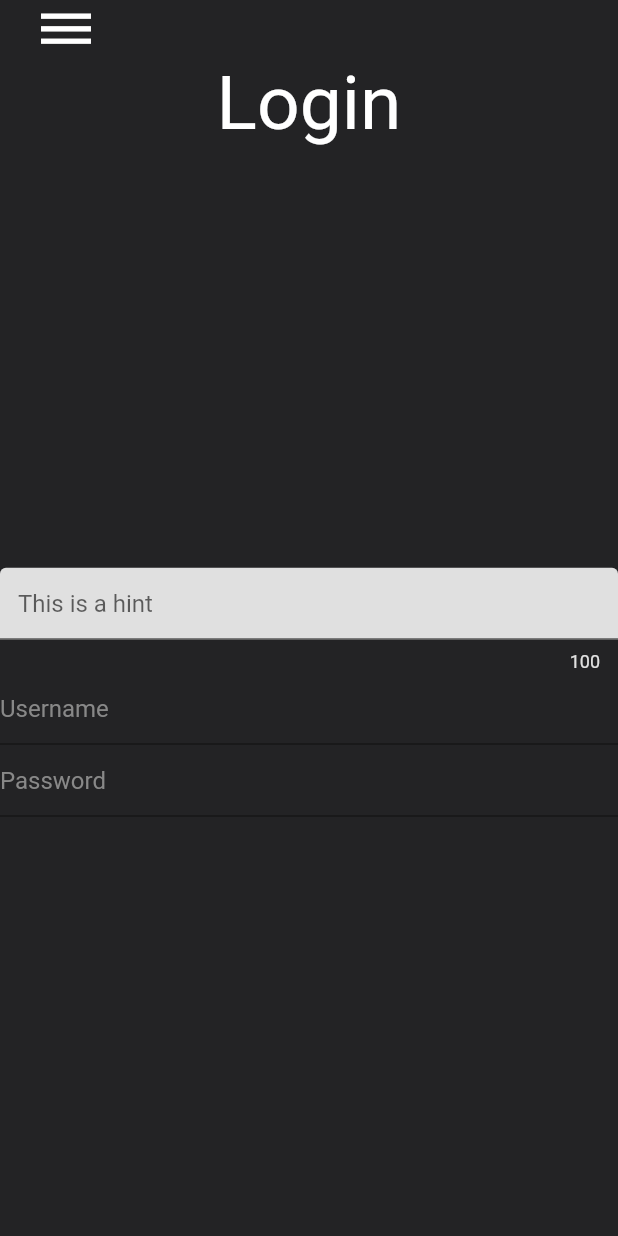
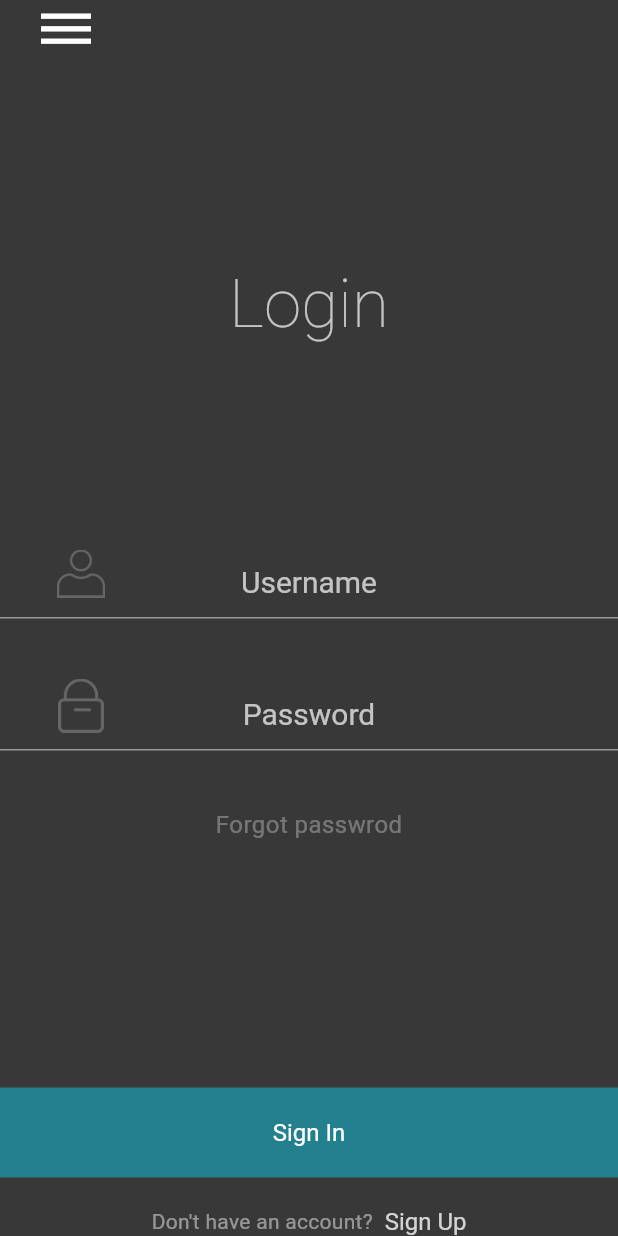
Before and after one commit to preston0769/Flutter-Practice, a Flutter app: the screen it shows after launch, after a tap on "Login Page", on a phone screen of 412 x 824 dp. Run offline on Flutter 3.47's test engine with Material 2 defaults, Android fonts, the phone set to English and light mode, and no system bars; our stand-ins replace font_awesome_flutter; missing offline and left inert: fluttery.

Commit message:
Complete caroselLayout and login page layout sample

```diff
--- a/Layouts/LayoutGallery/layout_gallery/lib/loginLayout.dart
+++ b/Layouts/LayoutGallery/layout_gallery/lib/loginLayout.dart
@@ -9,7 +9,7 @@ class _LoginLayoutState extends State<LoginLayout> {
   @override
   Widget build(BuildContext context) {
     return Material(
-      color: Color(0xFF232325),
+      color: Color(0xFF383838),
       child: SafeArea(
         child: Column(
           children: <Widget>[
@@ -17,6 +17,10 @@ class _LoginLayoutState extends State<LoginLayout> {
               padding: const EdgeInsets.only(left: 24.0),
               child: new Container(
                 alignment: Alignment(-1.0, 0.0),
+                child: InkWell(
+                  onTap: () {
+                    Navigator.pop(context);
+                  },
                   child: Icon(
                     Icons.dehaze,
                     color: Colors.white,
@@ -24,56 +28,132 @@ class _LoginLayoutState extends State<LoginLayout> {
                   ),
                 ),
               ),
-            SizedBox.shrink(
+            ),
+            Expanded(
+              flex: 1,
               child: Container(),
             ),
             Container(
                 child: Text(
               "Login",
-              style: TextStyle(color: Colors.white, fontSize: 50.0),
+              style: TextStyle(
+                  color: Colors.white.withAlpha(180),
+                  fontSize: 45.0,
+                  fontWeight: FontWeight.w200),
             )),
             Expanded(
+              flex: 1,
               child: Container(),
             ),
             Container(
               child: Column(
                 children: <Widget>[
-                  TextField(
-                    obscureText: true,
-                    onChanged: (String text) {},
-                    decoration: InputDecoration(
-                        counterText: "100",
-                        counterStyle: TextStyle(color: Colors.grey[300]),
-                        fillColor: Colors.grey[300],
-                        filled: true,
-                        hintText: "This is a hint"),
+                  TextInputWithIcon(
+                    iconWidget: ImageIcon(
+                      AssetImage("assets/icons/profile.png"),
+                      color: Colors.white.withAlpha(60),
                     ),
-                  TextFormField(
-                    decoration: InputDecoration(
                     hintText: "Username",
-                        hintStyle: TextStyle(color: Color(0xFF888888)),
-                        border: UnderlineInputBorder(
-                            borderSide: BorderSide(
-                                color: Color(0xFF999999),
-                                style: BorderStyle.solid,
-                                width: 1.0))),
                   ),
-                  TextFormField(
-                    decoration: InputDecoration(
+                  SizedBox(
+                    height: 40.0,
+                  ),
+                  TextInputWithIcon(
+                    iconWidget: ImageIcon(
+                      AssetImage("assets/icons/lock.png"),
+                      color: Colors.white.withAlpha(60),
+                    ),
                     hintText: "Password",
-                        hintStyle: TextStyle(color: Color(0xFF888888)),
-                        border: UnderlineInputBorder(
-                            borderSide: BorderSide(color: Color(0xFF999999)))),
-                  ),
+                  )
                 ],
               ),
             ),
+            Padding(
+              padding: const EdgeInsets.only(top: 40.0, bottom: 30.0),
+              child: Center(
+                  child: InkWell(
+                onTap: () {},
+                child: Text(
+                  "Forgot passwrod",
+                  style: TextStyle(
+                      color: Colors.white.withAlpha(80),
+                      fontSize: 16.0,
+                      letterSpacing: 0.3),
+                ),
+              )),
+            ),
             Expanded(
+              flex: 1,
               child: Container(),
             ),
+            InkWell(
+              onTap: () {},
+              child: Container(
+                width: double.infinity,
+                height: 60.0,
+                color: Color(0xAA19A4B9),
+                child: Center(
+                  child: Text("Sign In",
+                      style: TextStyle(fontSize: 16.0, color: Colors.white)),
+                ),
+              ),
+            ),
+            Center(
+              child: Padding(
+                padding: const EdgeInsets.only(top: 20.0),
+                child: Row(
+                  mainAxisSize: MainAxisSize.min,
+                  children: <Widget>[
+                    Text("Don't have an account?",
+                        style: TextStyle(
+                            fontSize: 14.0,
+                            color: Colors.white.withAlpha(120),
+                            letterSpacing: 0.2)),
+                    Text("  Sign Up",
+                        style: TextStyle(
+                            fontSize: 16.0,
+                            color: Colors.white.withAlpha(200))),
+                  ],
+                ),
+              ),
+            )
           ],
         ),
       ),
     );
   }
 }
+
+class TextInputWithIcon extends StatelessWidget {
+  final Widget iconWidget;
+  final String hintText;
+
+  TextInputWithIcon({this.iconWidget, this.hintText});
+  @override
+  Widget build(BuildContext context) {
+    return TextField(
+      onChanged: (String text) {},
+      cursorColor: Colors.white,
+      style: TextStyle(color: Colors.white, fontSize: 20.0),
+      //TODO Text align so far has problem from framework
+      textAlign: TextAlign.center,
+      decoration: InputDecoration(
+        hintText: hintText,
+        hintStyle: TextStyle(color: Colors.white.withAlpha(180)),
+        prefixIcon: Padding(
+          padding: const EdgeInsets.only(left: 38.0, right: 10.0, bottom: 12.0),
+          child: new Container(
+            width: 32.0,
+            height: 32.0,
+            child: iconWidget,
+          ),
+        ),
+        suffix: Container(width: 80.0),
+        focusedBorder:
+            UnderlineInputBorder(borderSide: BorderSide(color: Colors.white)),
+        enabledBorder: UnderlineInputBorder(
+            borderSide: BorderSide(color: Colors.white.withAlpha(125))),
+      ),
+    );
+  }
+}
--- a/Layouts/LayoutGallery/layout_gallery/lib/main.dart
+++ b/Layouts/LayoutGallery/layout_gallery/lib/main.dart
@@ -1,7 +1,6 @@
 import 'package:flutter/material.dart';
 import 'package:flutter/services.dart';
 import 'package:layout_gallery/navigationPage.dart';
-import 'flip_carosel.dart';
 
 void main() {
   SystemChrome.setSystemUIOverlayStyle(SystemUiOverlayStyle.light);
@@ -32,6 +31,5 @@ class _MyHomePageState extends State<MyHomePage> {
           return false;
         },
         child: NavigationPage());
-    // return FlipCaroselLayout();
   }
 }
--- a/Layouts/LayoutGallery/layout_gallery/lib/navigationPage.dart
+++ b/Layouts/LayoutGallery/layout_gallery/lib/navigationPage.dart
@@ -1,7 +1,7 @@
 import 'dart:math';
 
 import 'package:flutter/material.dart';
-import 'package:layout_gallery/flip_carosel.dart';
+import 'package:layout_gallery/flipcaroselLayout.dart';
 import 'package:layout_gallery/loginLayout.dart';
 import 'package:layout_gallery/shoppingcartLayout.dart';
 
@@ -20,12 +20,17 @@ List<NavigationItem> screens = [
       subTitle: "Now for input")
 ];
 
-List colors = [
+List<Color> colors = [
   Colors.red,
+  Colors.pink,
+  Colors.lightBlue,
+  Colors.lightBlueAccent.shade200,
   Colors.blue,
   Colors.deepOrangeAccent,
   Colors.green,
-  Colors.orange
+  Colors.orange,
+  Colors.cyan,
+  Colors.blueGrey,
 ];
 
 class NavigationPage extends StatefulWidget {
--- a/Layouts/LayoutGallery/layout_gallery/pubspec.yaml
+++ b/Layouts/LayoutGallery/layout_gallery/pubspec.yaml
@@ -50,6 +50,10 @@ flutter:
    - assets/flip_carosel/object5.jpg
    - assets/flip_carosel/object6.jpg
 
+   - assets/icons/profile.png
+   - assets/icons/lock.png
+
+
   # An image asset can refer to one or more resolution-specific "variants", see
   # https://flutter.io/assets-and-images/#resolution-aware.
 
```
Also changed, not shown: Layouts/LayoutGallery/layout_gallery/assets/icons/lock.png (added), Layouts/LayoutGallery/layout_gallery/assets/icons/profile.png (added), Layouts/LayoutGallery/layout_gallery/lib/flipcaroselLayout.dart (renamed from Layouts/LayoutGallery/layout_gallery/lib/flip_carosel.dart). Lines whose indentation alone changed are shown as unchanged.
